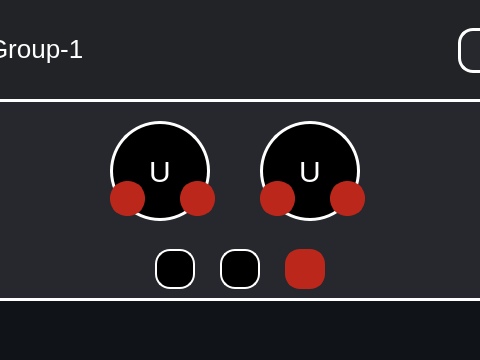
Before: the Qt Designer form Zcord/GUI/Chat/Chat.ui in DmitryGorny/Zcord, drawn with Qt 5; both pictures show x 130 to 610 and y 0 to 360 of the 760 by 682 pixel window.
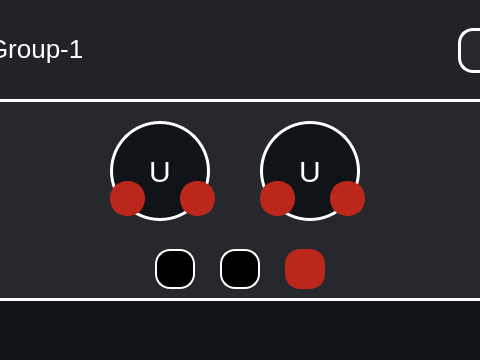
After: the same form once the commit is applied. Icons and pictures are not drawn.

What changed in the file:
```diff
--- a/Zcord/GUI/Chat/Chat.ui
+++ b/Zcord/GUI/Chat/Chat.ui
@@ -341,7 +341,9 @@
                    </size>
                   </property>
                   <property name="styleSheet">
-                   <string notr="true">background-color:none;</string>
+                   <string notr="true">QWidget#widget_2 {
+background:none;
+}</string>
                   </property>
                   <widget class="QPushButton" name="User2_icon">
                    <property name="geometry">
@@ -371,7 +373,7 @@
                     </size>
                    </property>
                    <property name="styleSheet">
-                    <string notr="true">background-color:black;</string>
+                    <string notr="true"/>
                    </property>
                    <property name="text">
                     <string>U</string>
@@ -486,7 +488,9 @@
                    </size>
                   </property>
                   <property name="styleSheet">
-                   <string notr="true">background:none;</string>
+                   <string notr="true">QWidget#widget {
+background:none;
+}</string>
                   </property>
                   <widget class="QPushButton" name="User1_icon">
                    <property name="geometry">
@@ -510,8 +514,7 @@
                     </size>
                    </property>
                    <property name="styleSheet">
-                    <string notr="true">color:white;
-background-color:black;</string>
+                    <string notr="true"/>
                    </property>
                    <property name="text">
                     <string>U</string>
@@ -639,7 +642,7 @@
                  <number>25</number>
                 </property>
                 <item>
-                 <widget class="QPushButton" name="muteHeadphones">
+                 <widget class="QPushButton" name="muteMic">
                   <property name="sizePolicy">
                    <sizepolicy hsizetype="Fixed" vsizetype="Fixed">
                     <horstretch>0</horstretch>
@@ -679,7 +682,7 @@
                  </widget>
                 </item>
                 <item>
-                 <widget class="QPushButton" name="muteMic">
+                 <widget class="QPushButton" name="muteHeadphones">
                   <property name="sizePolicy">
                    <sizepolicy hsizetype="Fixed" vsizetype="Fixed">
                     <horstretch>0</horstretch>
```
Left out of the diff: 2 changed lines with no effect on the pictures.
